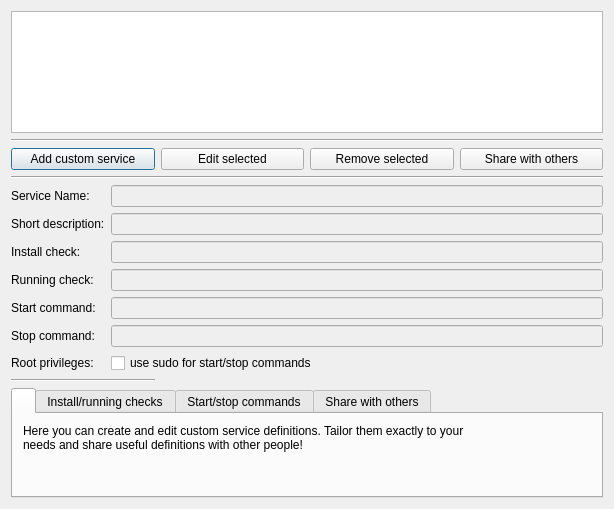
Qt form contents/code/dialogs/Custom.ui (mbleichner/service-monitor) before a commit.
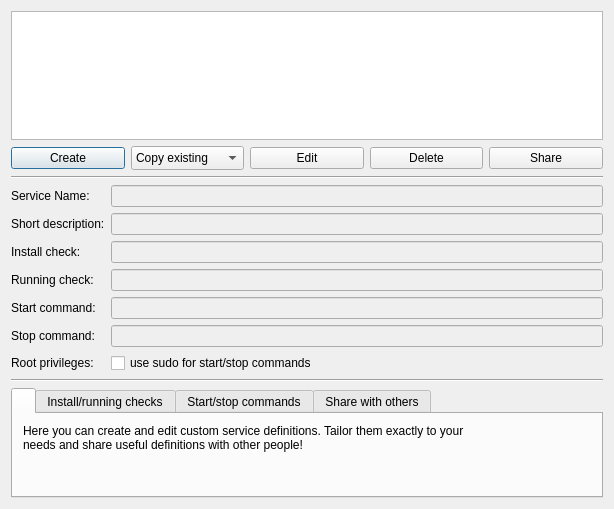
The same form after that commit. Icons and pictures are not drawn.

Commit message: copy existing services into custom services list

```diff
--- a/contents/code/dialogs/Custom.ui
+++ b/contents/code/dialogs/Custom.ui
@@ -13,25 +13,16 @@
   <property name="windowTitle">
    <string>Dialog</string>
   </property>
-  <layout class="QGridLayout" name="gridLayout_3">
-   <item row="0" column="0" colspan="4">
-    <layout class="QGridLayout" name="gridLayout">
-     <item row="0" column="0" rowspan="3">
+  <layout class="QVBoxLayout" name="verticalLayout_5">
+   <item>
       <widget class="QListWidget" name="serviceList"/>
      </item>
-     <item row="3" column="0">
-      <widget class="Line" name="line_3">
-       <property name="orientation">
-        <enum>Qt::Horizontal</enum>
-       </property>
-      </widget>
-     </item>
-    </layout>
-   </item>
-   <item row="1" column="0">
+   <item>
+    <layout class="QHBoxLayout" name="horizontalLayout">
+     <item>
     <widget class="QPushButton" name="addButton">
      <property name="text">
-      <string>Add custom service</string>
+        <string>Create</string>
      </property>
      <property name="icon">
       <iconset resource="../resources/icons/icons.qrc">
@@ -39,10 +30,47 @@
      </property>
     </widget>
    </item>
-   <item row="1" column="1">
+     <item>
+      <widget class="QComboBox" name="copyComboBox">
+       <property name="sizePolicy">
+        <sizepolicy hsizetype="Preferred" vsizetype="Fixed">
+         <horstretch>0</horstretch>
+         <verstretch>0</verstretch>
+        </sizepolicy>
+       </property>
+       <property name="minimumSize">
+        <size>
+         <width>0</width>
+         <height>0</height>
+        </size>
+       </property>
+       <property name="maximumSize">
+        <size>
+         <width>16777215</width>
+         <height>16777215</height>
+        </size>
+       </property>
+       <property name="sizeAdjustPolicy">
+        <enum>QComboBox::AdjustToMinimumContentsLengthWithIcon</enum>
+       </property>
+       <property name="duplicatesEnabled">
+        <bool>true</bool>
+       </property>
+       <item>
+        <property name="text">
+         <string>Copy existing</string>
+        </property>
+        <property name="icon">
+         <iconset resource="../resources/icons/icons.qrc">
+          <normaloff>:/plus.png</normaloff>:/plus.png</iconset>
+        </property>
+       </item>
+      </widget>
+     </item>
+     <item>
     <widget class="QPushButton" name="editButton">
      <property name="text">
-      <string>Edit selected</string>
+        <string>Edit</string>
      </property>
      <property name="icon">
       <iconset resource="../resources/icons/icons.qrc">
@@ -50,10 +78,10 @@
      </property>
     </widget>
    </item>
-   <item row="1" column="2">
+     <item>
     <widget class="QPushButton" name="removeButton">
      <property name="text">
-      <string>Remove selected</string>
+        <string>Delete</string>
      </property>
      <property name="icon">
       <iconset resource="../resources/icons/icons.qrc">
@@ -61,24 +89,30 @@
      </property>
     </widget>
    </item>
-   <item row="1" column="3">
+     <item>
     <widget class="QPushButton" name="shareButton">
      <property name="toolTip">
       <string>Upload service definition for other people</string>
      </property>
      <property name="text">
-      <string>Share with others</string>
+        <string>Share</string>
+       </property>
+       <property name="icon">
+        <iconset resource="../resources/icons/icons.qrc">
+         <normaloff>:/internet.png</normaloff>:/internet.png</iconset>
      </property>
     </widget>
    </item>
-   <item row="2" column="0" colspan="4">
+    </layout>
+   </item>
+   <item>
     <widget class="Line" name="line_2">
      <property name="orientation">
       <enum>Qt::Horizontal</enum>
      </property>
     </widget>
    </item>
-   <item row="3" column="0" colspan="4">
+   <item>
     <layout class="QGridLayout" name="gridLayout_2">
      <item row="0" column="0">
       <widget class="QLabel" name="serviceNameLabel">
@@ -234,7 +268,14 @@
      </item>
     </layout>
    </item>
-   <item row="5" column="0" colspan="4">
+   <item>
+    <widget class="Line" name="line">
+     <property name="orientation">
+      <enum>Qt::Horizontal</enum>
+     </property>
+    </widget>
+   </item>
+   <item>
     <widget class="QTabWidget" name="helpTabWidget">
      <property name="sizePolicy">
       <sizepolicy hsizetype="Expanding" vsizetype="Minimum">
@@ -371,13 +412,6 @@
      </widget>
     </widget>
    </item>
-   <item row="4" column="0">
-    <widget class="Line" name="line">
-     <property name="orientation">
-      <enum>Qt::Horizontal</enum>
-     </property>
-    </widget>
-   </item>
   </layout>
  </widget>
  <tabstops>
```
Left out of the diff: 1 changed line with no effect on the pictures. Lines whose indentation alone changed are shown as unchanged. The commit also changes 16 other files.
